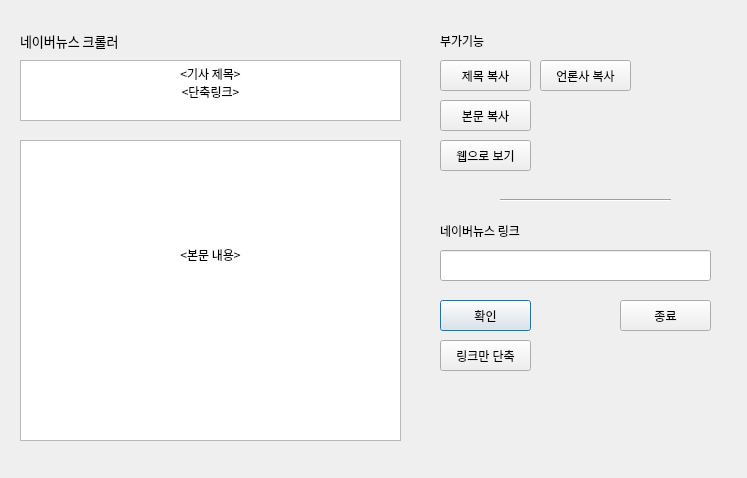
This is ui/HGA.ui in memoday/hangangUtil as Qt 5 draws it before an edit. The edited form follows.
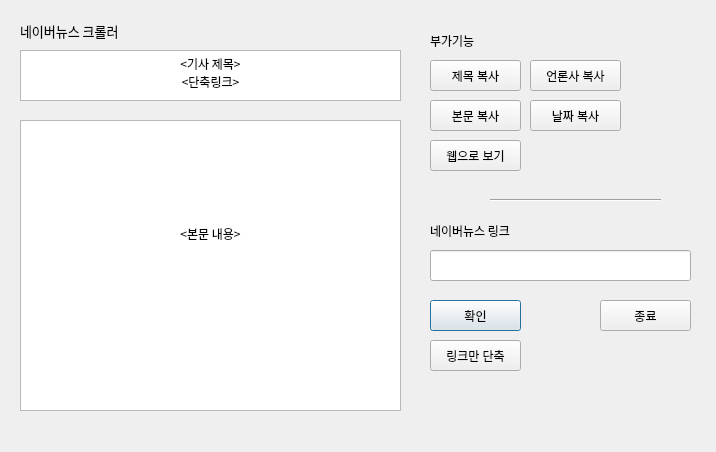
This is the edited form.

Diff of the .ui file:
```diff
--- a/ui/HGA.ui
+++ b/ui/HGA.ui
@@ -6,8 +6,8 @@
    <rect>
     <x>0</x>
     <y>0</y>
-    <width>747</width>
-    <height>478</height>
+    <width>716</width>
+    <height>452</height>
    </rect>
   </property>
   <property name="windowTitle">
@@ -16,7 +16,7 @@
   <widget class="QPushButton" name="btn_ok">
    <property name="geometry">
     <rect>
-     <x>440</x>
+     <x>430</x>
      <y>300</y>
      <width>91</width>
      <height>31</height>
@@ -33,15 +33,15 @@
    <property name="geometry">
     <rect>
      <x>20</x>
-     <y>140</y>
+     <y>120</y>
      <width>381</width>
-     <height>301</height>
+     <height>291</height>
     </rect>
    </property>
    <property name="font">
     <font>
      <family>맑은 고딕</family>
-     <pointsize>9</pointsize>
+     <pointsize>8</pointsize>
     </font>
    </property>
    <property name="cursor" stdset="0">
@@ -54,25 +54,25 @@
     <string>&lt;!DOCTYPE HTML PUBLIC &quot;-//W3C//DTD HTML 4.0//EN&quot; &quot;http://www.w3.org/TR/REC-html40/strict.dtd&quot;&gt;
 &lt;html&gt;&lt;head&gt;&lt;meta name=&quot;qrichtext&quot; content=&quot;1&quot; /&gt;&lt;style type=&quot;text/css&quot;&gt;
 p, li { white-space: pre-wrap; }
-&lt;/style&gt;&lt;/head&gt;&lt;body style=&quot; font-family:'맑은 고딕'; font-size:9pt; font-weight:400; font-style:normal;&quot;&gt;
-&lt;p align=&quot;center&quot; style=&quot; margin-top:0px; margin-bottom:0px; margin-left:0px; margin-right:0px; -qt-block-indent:0; text-indent:0px;&quot;&gt;&lt;br /&gt;&lt;/p&gt;
-&lt;p align=&quot;center&quot; style=&quot;-qt-paragraph-type:empty; margin-top:0px; margin-bottom:0px; margin-left:0px; margin-right:0px; -qt-block-indent:0; text-indent:0px;&quot;&gt;&lt;br /&gt;&lt;/p&gt;
-&lt;p align=&quot;center&quot; style=&quot; margin-top:0px; margin-bottom:0px; margin-left:0px; margin-right:0px; -qt-block-indent:0; text-indent:0px;&quot;&gt;&lt;br /&gt;&lt;br /&gt;&lt;br /&gt;&amp;lt;본문 내용&amp;gt;&lt;/p&gt;&lt;/body&gt;&lt;/html&gt;</string>
+&lt;/style&gt;&lt;/head&gt;&lt;body style=&quot; font-family:'맑은 고딕'; font-size:8pt; font-weight:400; font-style:normal;&quot;&gt;
+&lt;p align=&quot;center&quot; style=&quot; margin-top:0px; margin-bottom:0px; margin-left:0px; margin-right:0px; -qt-block-indent:0; text-indent:0px;&quot;&gt;&lt;span style=&quot; font-size:9pt;&quot;&gt;&lt;br /&gt;&lt;/span&gt;&lt;/p&gt;
+&lt;p align=&quot;center&quot; style=&quot;-qt-paragraph-type:empty; margin-top:0px; margin-bottom:0px; margin-left:0px; margin-right:0px; -qt-block-indent:0; text-indent:0px; font-size:9pt;&quot;&gt;&lt;br /&gt;&lt;/p&gt;
+&lt;p align=&quot;center&quot; style=&quot; margin-top:0px; margin-bottom:0px; margin-left:0px; margin-right:0px; -qt-block-indent:0; text-indent:0px;&quot;&gt;&lt;span style=&quot; font-size:9pt;&quot;&gt;&lt;br /&gt;&lt;br /&gt;&lt;br /&gt;&amp;lt;본문 내용&amp;gt;&lt;/span&gt;&lt;/p&gt;&lt;/body&gt;&lt;/html&gt;</string>
    </property>
   </widget>
   <widget class="QLineEdit" name="input_link">
    <property name="geometry">
     <rect>
-     <x>440</x>
+     <x>430</x>
      <y>250</y>
-     <width>271</width>
+     <width>261</width>
      <height>31</height>
     </rect>
    </property>
    <property name="font">
     <font>
      <family>맑은 고딕</family>
-     <pointsize>9</pointsize>
+     <pointsize>8</pointsize>
     </font>
    </property>
    <property name="contextMenuPolicy">
@@ -88,7 +88,7 @@
   <widget class="QLabel" name="label">
    <property name="geometry">
     <rect>
-     <x>440</x>
+     <x>430</x>
      <y>220</y>
      <width>181</width>
      <height>21</height>
@@ -111,15 +111,15 @@
    <property name="geometry">
     <rect>
      <x>20</x>
-     <y>60</y>
+     <y>50</y>
      <width>381</width>
-     <height>61</height>
+     <height>51</height>
     </rect>
    </property>
    <property name="font">
     <font>
      <family>맑은 고딕</family>
-     <pointsize>9</pointsize>
+     <pointsize>8</pointsize>
     </font>
    </property>
    <property name="cursor" stdset="0">
@@ -138,15 +138,15 @@
     <string>&lt;!DOCTYPE HTML PUBLIC &quot;-//W3C//DTD HTML 4.0//EN&quot; &quot;http://www.w3.org/TR/REC-html40/strict.dtd&quot;&gt;
 &lt;html&gt;&lt;head&gt;&lt;meta name=&quot;qrichtext&quot; content=&quot;1&quot; /&gt;&lt;style type=&quot;text/css&quot;&gt;
 p, li { white-space: pre-wrap; }
-&lt;/style&gt;&lt;/head&gt;&lt;body style=&quot; font-family:'맑은 고딕'; font-size:9pt; font-weight:400; font-style:normal;&quot;&gt;
-&lt;p align=&quot;center&quot; style=&quot; margin-top:0px; margin-bottom:0px; margin-left:0px; margin-right:0px; -qt-block-indent:0; text-indent:0px;&quot;&gt;&amp;lt;기사 제목&amp;gt;&lt;/p&gt;
-&lt;p align=&quot;center&quot; style=&quot; margin-top:0px; margin-bottom:0px; margin-left:0px; margin-right:0px; -qt-block-indent:0; text-indent:0px;&quot;&gt;&amp;lt;단축링크&amp;gt;&lt;/p&gt;&lt;/body&gt;&lt;/html&gt;</string>
+&lt;/style&gt;&lt;/head&gt;&lt;body style=&quot; font-family:'맑은 고딕'; font-size:8pt; font-weight:400; font-style:normal;&quot;&gt;
+&lt;p align=&quot;center&quot; style=&quot; margin-top:0px; margin-bottom:0px; margin-left:0px; margin-right:0px; -qt-block-indent:0; text-indent:0px;&quot;&gt;&lt;span style=&quot; font-size:9pt;&quot;&gt;&amp;lt;기사 제목&amp;gt;&lt;/span&gt;&lt;/p&gt;
+&lt;p align=&quot;center&quot; style=&quot; margin-top:0px; margin-bottom:0px; margin-left:0px; margin-right:0px; -qt-block-indent:0; text-indent:0px;&quot;&gt;&lt;span style=&quot; font-size:9pt;&quot;&gt;&amp;lt;단축링크&amp;gt;&lt;/span&gt;&lt;/p&gt;&lt;/body&gt;&lt;/html&gt;</string>
    </property>
   </widget>
   <widget class="QPushButton" name="btn_exit">
    <property name="geometry">
     <rect>
-     <x>620</x>
+     <x>600</x>
      <y>300</y>
      <width>91</width>
      <height>31</height>
@@ -163,7 +163,7 @@
    <property name="geometry">
     <rect>
      <x>20</x>
-     <y>30</y>
+     <y>20</y>
      <width>271</width>
      <height>21</height>
     </rect>
@@ -184,7 +184,7 @@
   <widget class="QPushButton" name="btn_shortenUrl">
    <property name="geometry">
     <rect>
-     <x>440</x>
+     <x>430</x>
      <y>340</y>
      <width>91</width>
      <height>31</height>
@@ -200,7 +200,7 @@
   <widget class="QPushButton" name="btn_copyPress">
    <property name="geometry">
     <rect>
-     <x>540</x>
+     <x>530</x>
      <y>60</y>
      <width>91</width>
      <height>31</height>
@@ -216,7 +216,7 @@
   <widget class="QPushButton" name="btn_copyOutput2">
    <property name="geometry">
     <rect>
-     <x>440</x>
+     <x>430</x>
      <y>60</y>
      <width>91</width>
      <height>31</height>
@@ -232,7 +232,7 @@
   <widget class="Line" name="line">
    <property name="geometry">
     <rect>
-     <x>500</x>
+     <x>490</x>
      <y>190</y>
      <width>171</width>
      <height>20</height>
@@ -245,7 +245,7 @@
   <widget class="QLabel" name="label_5">
    <property name="geometry">
     <rect>
-     <x>440</x>
+     <x>430</x>
      <y>30</y>
      <width>71</width>
      <height>21</height>
@@ -267,7 +267,7 @@
   <widget class="QPushButton" name="btn_copyOutput">
    <property name="geometry">
     <rect>
-     <x>440</x>
+     <x>430</x>
      <y>100</y>
      <width>91</width>
      <height>31</height>
@@ -283,7 +283,7 @@
   <widget class="QPushButton" name="btn_url">
    <property name="geometry">
     <rect>
-     <x>440</x>
+     <x>430</x>
      <y>140</y>
      <width>91</width>
      <height>31</height>
@@ -296,6 +296,22 @@
     <string>웹으로 보기</string>
    </property>
   </widget>
+  <widget class="QPushButton" name="btn_copyDate">
+   <property name="geometry">
+    <rect>
+     <x>530</x>
+     <y>100</y>
+     <width>91</width>
+     <height>31</height>
+    </rect>
+   </property>
+   <property name="autoFillBackground">
+    <bool>false</bool>
+   </property>
+   <property name="text">
+    <string>날짜 복사</string>
+   </property>
+  </widget>
  </widget>
  <resources/>
  <connections/>
```
